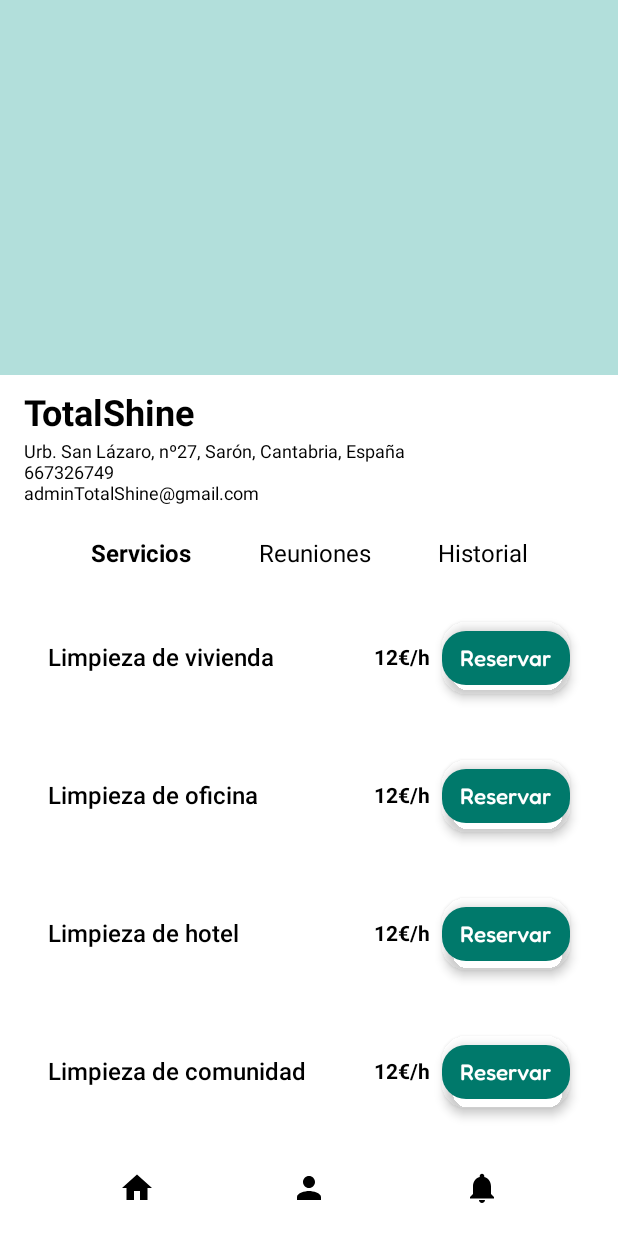
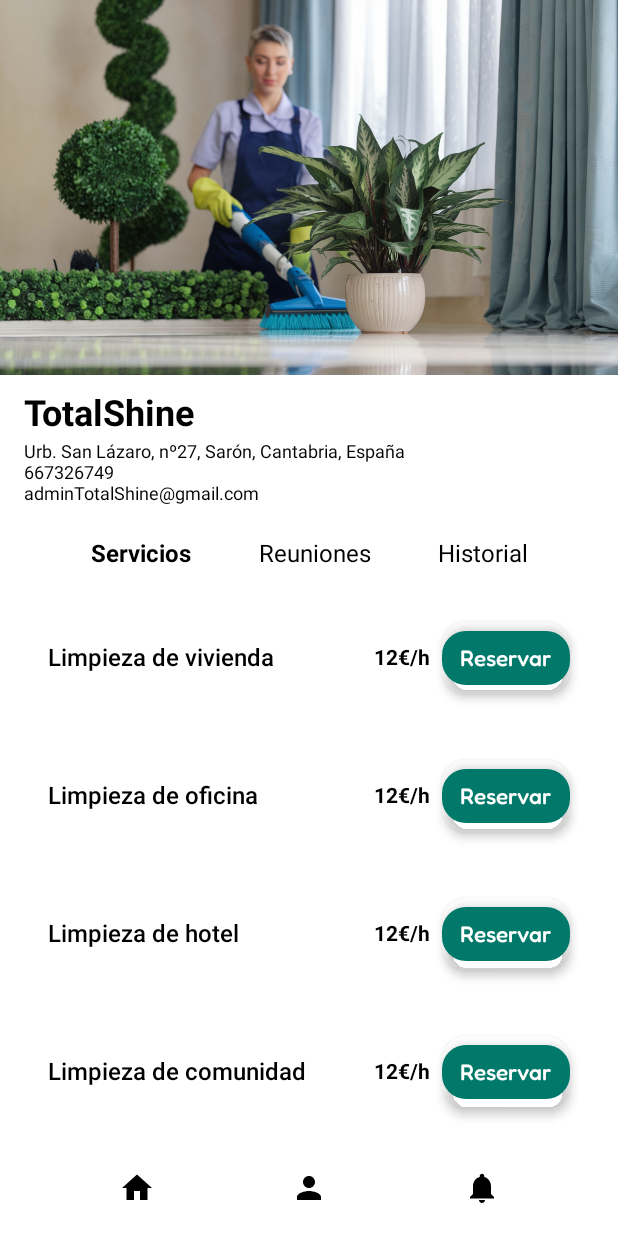
Before and after one commit to NecoRuiz/app_webService, an Android app built with Jetpack Compose: the HomeScreen screen opened through its navigation route, on a phone screen of 412 x 824 dp. Run offline under Robolectric (Android 15) with nearby library versions, the phone set to English and light mode, and no system bars; our stand-ins replace accompanist, livedata-compose.

Commit message:
Navegación desde la home hacia la reserva con paso de datos

```diff
--- a/app/build.gradle.kts
+++ b/app/build.gradle.kts
@@ -64,6 +64,9 @@ dependencies {
     implementation(libs.androidx.foundation.layout.android)
     implementation(libs.androidx.animation.core.android)
     implementation(libs.androidx.animation.core.android)
+    implementation(libs.androidx.foundation.layout.android)
+    implementation(libs.androidx.foundation.layout.android)
+    implementation(libs.androidx.foundation.layout.android)
 
     testImplementation(libs.junit)
     androidTestImplementation(libs.androidx.junit)
--- a/app/src/main/java/com/example/app_webservice/MainActivity.kt
+++ b/app/src/main/java/com/example/app_webservice/MainActivity.kt
@@ -8,6 +8,7 @@ import com.example.app_webservice.data.api.ApiClient
 import com.example.app_webservice.data.repository.UserRepository
 import com.example.app_webservice.ui.core.AppNavigation
 import com.example.app_webservice.ui.login.LoginViewModel
+import com.example.app_webservice.ui.reserva.ReservaViewModel
 
 
 class MainActivity : ComponentActivity() {
@@ -19,7 +20,8 @@ class MainActivity : ComponentActivity() {
             val repository = UserRepository(ApiClient.odooApi)
             val loginViewModel = LoginViewModel(repository)
 
-            AppNavigation(viewModel = loginViewModel)
+
+            AppNavigation(loginViewModel = loginViewModel)
 
             }
         }
--- a/app/src/main/java/com/example/app_webservice/ui/core/Navigation.kt
+++ b/app/src/main/java/com/example/app_webservice/ui/core/Navigation.kt
@@ -4,6 +4,7 @@ import androidx.compose.runtime.Composable
 import androidx.compose.runtime.LaunchedEffect
 import androidx.compose.runtime.getValue
 import androidx.compose.runtime.livedata.observeAsState
+import androidx.lifecycle.viewmodel.compose.viewModel
 import androidx.navigation.compose.NavHost
 import androidx.navigation.compose.composable
 import androidx.navigation.compose.rememberNavController
@@ -11,18 +12,21 @@ import com.example.app_webservice.ui.home.HomeScreen
 import com.example.app_webservice.ui.init.InitScreen
 import com.example.app_webservice.ui.login.LoginScreen
 import com.example.app_webservice.ui.login.LoginViewModel
+import com.example.app_webservice.ui.reserva.ReservaScreen
+import com.example.app_webservice.ui.reserva.ReservaViewModel
 
 @Composable
-fun AppNavigation(viewModel: LoginViewModel) {
+fun AppNavigation(loginViewModel: LoginViewModel) {
     val navController = rememberNavController()
-    val loginSuccess by viewModel.loginSuccess.observeAsState(false)
+    val reservaViewModel: ReservaViewModel = viewModel()
+    val loginSuccess by loginViewModel.loginSuccess.observeAsState(false)
 
     NavHost(navController = navController, startDestination = Screen.Splash.route) {
         composable(Screen.Splash.route) {
             InitScreen(navController)
         }
+
         composable(Screen.Login.route) {
-//new
             LaunchedEffect(loginSuccess) {
                 if (loginSuccess) {
                     navController.navigate(Screen.Home.route) {
@@ -30,10 +34,15 @@ fun AppNavigation(viewModel: LoginViewModel) {
                     }
                 }
             }
-            LoginScreen(viewModel)
+            LoginScreen(viewModel = loginViewModel)
         }
+
         composable(Screen.Home.route) {
-            HomeScreen()
+            HomeScreen(navController = navController, reservaViewModel = reservaViewModel)
+        }
+
+        composable(Screen.Reserva.route) {
+            ReservaScreen(viewModel = reservaViewModel)
         }
     }
 }
--- a/app/src/main/java/com/example/app_webservice/ui/core/Screen.kt
+++ b/app/src/main/java/com/example/app_webservice/ui/core/Screen.kt
@@ -4,4 +4,6 @@ sealed class Screen(val route: String) {
     object Splash : Screen("splash")
     object Login : Screen("login")
     object Home : Screen("home")
+    object Reserva : Screen("reserva")
+
 }
--- a/app/src/main/java/com/example/app_webservice/ui/home/HomeScreen.kt
+++ b/app/src/main/java/com/example/app_webservice/ui/home/HomeScreen.kt
@@ -11,7 +11,6 @@ import com.google.accompanist.pager.rememberPagerState
 import androidx.compose.material3.Icon
 import androidx.compose.material3.IconButton
 import androidx.compose.material3.Text
-
 import androidx.compose.runtime.*
 import androidx.compose.ui.Alignment
 import androidx.compose.ui.Modifier
@@ -24,13 +23,26 @@ import androidx.compose.ui.unit.dp
 import androidx.compose.ui.unit.sp
 import com.example.app_webservice.R
 import com.google.accompanist.pager.HorizontalPagerIndicator
+import androidx.compose.foundation.Image
+import androidx.compose.ui.layout.ContentScale
+import androidx.lifecycle.viewmodel.compose.viewModel
+import androidx.navigation.NavHostController
+import androidx.navigation.compose.rememberNavController
+import com.example.app_webservice.ui.reserva.ReservaViewModel
 
 
-@Preview
+
 @Composable
-fun HomeScreen() {
+fun HomeScreen(navController: NavHostController, reservaViewModel: ReservaViewModel) {
     val selectedOption = remember { mutableStateOf("servicio") }
     val pagerState = rememberPagerState()
+    val imageList = listOf(
+        R.drawable.carusselcleaningservice,
+        R.drawable.jaboncarussel,
+        R.drawable.carusselindoor,
+        R.drawable.robot
+    )
+
 
     Column(
         modifier = Modifier
@@ -43,21 +55,15 @@ fun HomeScreen() {
                 .height(250.dp)
         ) {
             HorizontalPager(
-                count = 3,
+                count = imageList.size,
                 state = pagerState,
                 modifier = Modifier.fillMaxWidth()
             ) { page ->
-                Box(
-                    modifier = Modifier
-                        .fillMaxSize()
-                        .background(
-                            when (page) {
-                                0 -> Color(0xFFB2DFDB)
-                                1 -> Color(0xFFFFCCBC)
-                                2 -> Color(0xFFBBDEFB)
-                                else -> Color.LightGray
-                            }
-                        )
+                Image(
+                    painter = painterResource(id = imageList[page]),
+                    contentDescription = null,
+                    contentScale = ContentScale.Crop,
+                    modifier = Modifier.fillMaxSize()
                 )
             }
 
@@ -125,10 +131,14 @@ fun HomeScreen() {
             verticalArrangement = Arrangement.Top
         ) {
             when (selectedOption.value) {
-                "servicio" -> ServicioSection()
+                "servicio" -> ServicioSection(
+                    viewModel = reservaViewModel,
+                    navController = navController
+                )
                 "reunion" -> ReunionSection()
                 "historial" -> HistorialSection()
             }
+
         }
 
         // Barra inferior fija
--- a/app/src/main/java/com/example/app_webservice/ui/home/ServicioSection.kt
+++ b/app/src/main/java/com/example/app_webservice/ui/home/ServicioSection.kt
@@ -12,13 +12,18 @@ import androidx.compose.ui.graphics.Color
 import androidx.compose.ui.text.font.FontWeight
 import androidx.compose.ui.unit.dp
 import androidx.compose.ui.unit.sp
-import androidx.compose.ui.tooling.preview.Preview
 import androidx.compose.ui.draw.shadow
+import androidx.navigation.NavHostController
+import com.example.app_webservice.ui.core.Screen
+import com.example.app_webservice.ui.reserva.ReservaViewModel
 import com.example.app_webservice.ui.theme.fredokaFmily
 
-@Preview
+
 @Composable
-fun ServicioSection() {
+fun ServicioSection(
+    viewModel: ReservaViewModel,
+    navController: NavHostController
+) {
     val servicios = listOf(
         "Limpieza de vivienda",
         "Limpieza de oficina",
@@ -59,7 +64,10 @@ fun ServicioSection() {
                     )
 
                     Button(
-                        onClick = { /* Acción de reservar */ },
+                        onClick = {
+                            viewModel.setServicioSeleccionado(servicio)
+                            navController.navigate(Screen.Reserva.route)
+                                  },
                         colors = ButtonDefaults.buttonColors(
                             containerColor = Color(0xFF00796B),
                             contentColor = Color.White
--- a/app/src/main/java/com/example/app_webservice/ui/login/LoginScreen.kt
+++ b/app/src/main/java/com/example/app_webservice/ui/login/LoginScreen.kt
@@ -22,7 +22,6 @@ import androidx.compose.foundation.text.KeyboardOptions
 import androidx.compose.material3.Button
 import androidx.compose.material3.ButtonDefaults
 import androidx.compose.material3.OutlinedTextField
-import androidx.compose.material3.Snackbar
 import androidx.compose.material3.SnackbarDuration
 import androidx.compose.material3.SnackbarHost
 import androidx.compose.material3.SnackbarHostState
--- /dev/null
+++ b/app/src/main/java/com/example/app_webservice/ui/reserva/ReservaViewModel.kt
@@ -0,0 +1,15 @@
+package com.example.app_webservice.ui.reserva
+
+import androidx.compose.runtime.mutableStateOf
+import androidx.lifecycle.ViewModel
+import androidx.compose.runtime.State
+
+class ReservaViewModel : ViewModel() {
+
+    private val _servicioSeleccionado = mutableStateOf<String?>(null)
+    val servicioSeleccionado: State<String?> = _servicioSeleccionado
+
+    fun setServicioSeleccionado(servicio: String) {
+        _servicioSeleccionado.value = servicio
+    }
+}
```
Also changed, not shown: app/src/main/java/com/example/app_webservice/ui/reserva/ReservaScreen.kt (added, +16 -0 lines), app/src/main/res/drawable/carusselcleaningservice.webp (added), app/src/main/res/drawable/carusselindoor.webp (added), app/src/main/res/drawable/jaboncarussel.webp (added), app/src/main/res/drawable/robot.webp (added).
